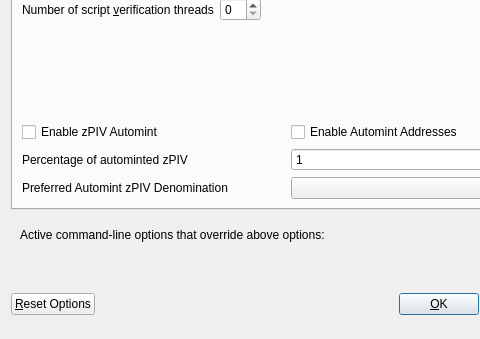
Pirontechv/Bitchain, file src/qt/forms/optionsdialog.ui: the form before one commit; both pictures show x 0 to 480 and y 103 to 442 of the 576 by 442 pixel window.
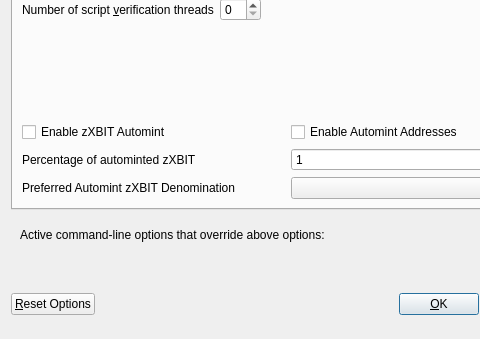
The form after the commit. Custom widgets are drawn as their Qt base class.

Diff of the .ui file:
```diff
--- a/src/qt/forms/optionsdialog.ui
+++ b/src/qt/forms/optionsdialog.ui
@@ -147,7 +147,7 @@
                <enum>Qt::LeftToRight</enum>
               </property>
               <property name="text">
-               <string>Enable zPIV Automint</string>
+               <string>Enable zXBIT Automint</string>
               </property>
              </widget>
             </item>
@@ -174,7 +174,7 @@
                <string>Percentage of incoming PIV which get automatically converted to zPIV via Zerocoin Protocol (min: 10%)</string>
               </property>
               <property name="text">
-               <string>Percentage of autominted zPIV</string>
+               <string>Percentage of autominted zXBIT</string>
               </property>
              </widget>
             </item>
@@ -207,7 +207,7 @@
                <string>Wait with automatic conversion to Zerocoin until enough PIV for this denomination is available</string>
               </property>
               <property name="text">
-               <string>Preferred Automint zPIV Denomination</string>
+               <string>Preferred Automint zXBIT Denomination</string>
               </property>
              </widget>
             </item>
```
Left out of the diff: 18 changed lines with no effect on the pictures.
